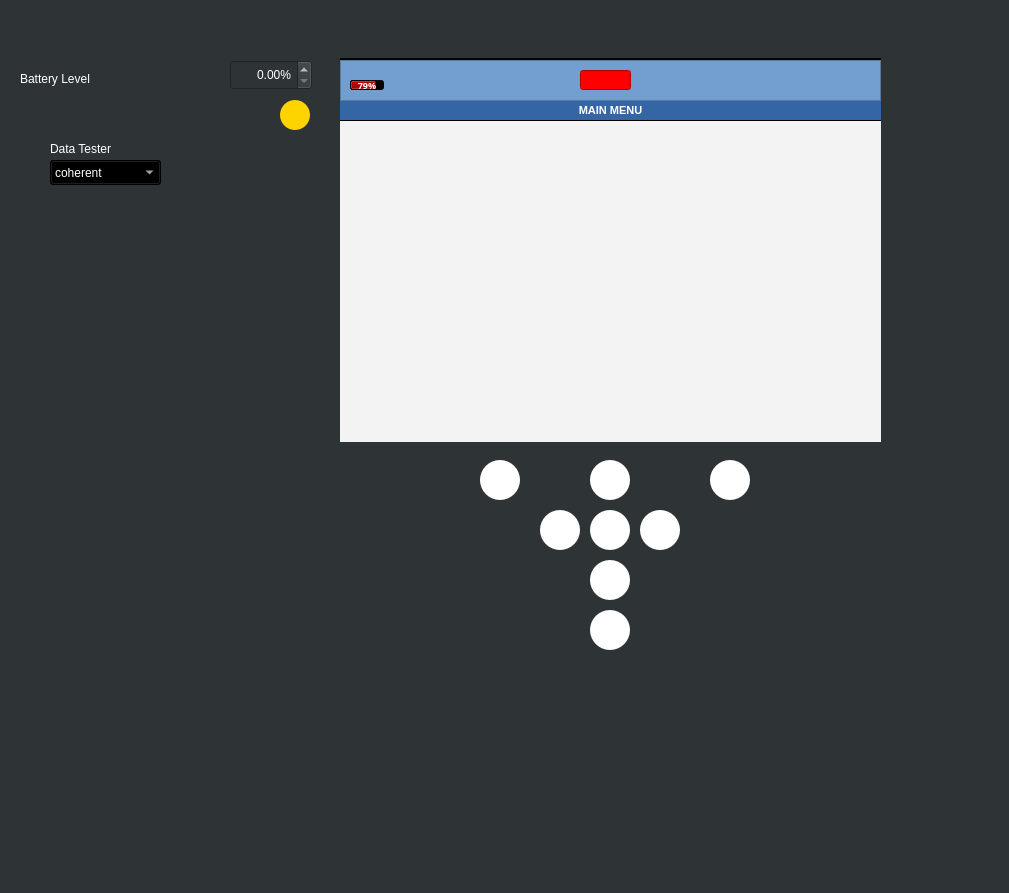
Old version of the form HRV/mainwindow.ui in the repository NirmithDAlmeida/HRV3004Team6.
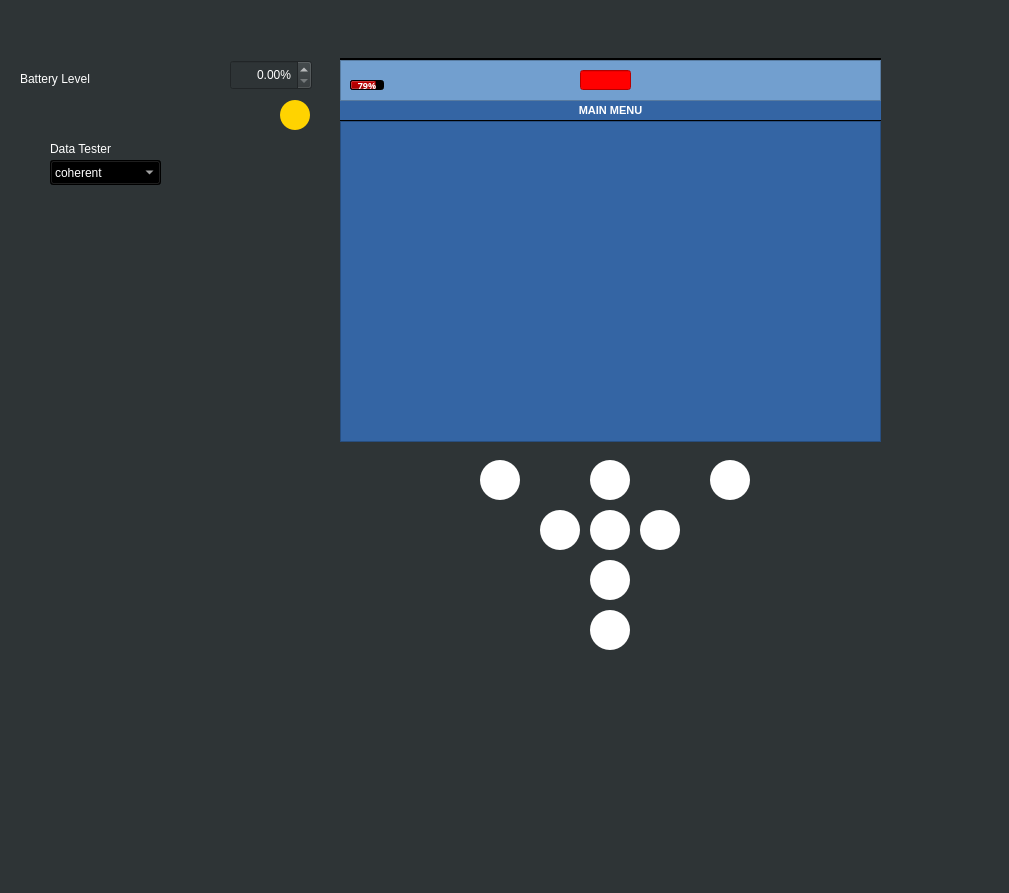
New version of the form. Icons and pictures are not drawn. Custom widgets are drawn as their Qt base class.

The edit to the form file:
```diff
--- a/HRV/mainwindow.ui
+++ b/HRV/mainwindow.ui
@@ -627,6 +627,16 @@
       <number>-1</number>
      </property>
     </widget>
+    <widget class="QTextEdit" name="historyView">
+     <property name="geometry">
+      <rect>
+       <x>0</x>
+       <y>0</y>
+       <width>541</width>
+       <height>321</height>
+      </rect>
+     </property>
+    </widget>
     <zorder>SessionView</zorder>
     <zorder>challengeLabel</zorder>
     <zorder>breathintLabel</zorder>
@@ -639,6 +649,7 @@
     <zorder>breathpacer</zorder>
     <zorder>customPlot</zorder>
     <zorder>mainMenuListView</zorder>
+    <zorder>historyView</zorder>
    </widget>
    <widget class="QLabel" name="menuLabel">
     <property name="geometry">
```
